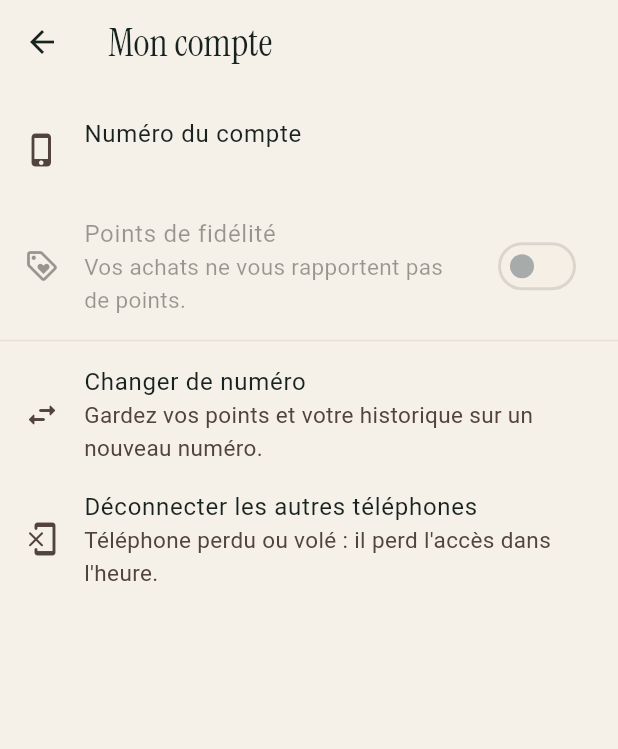
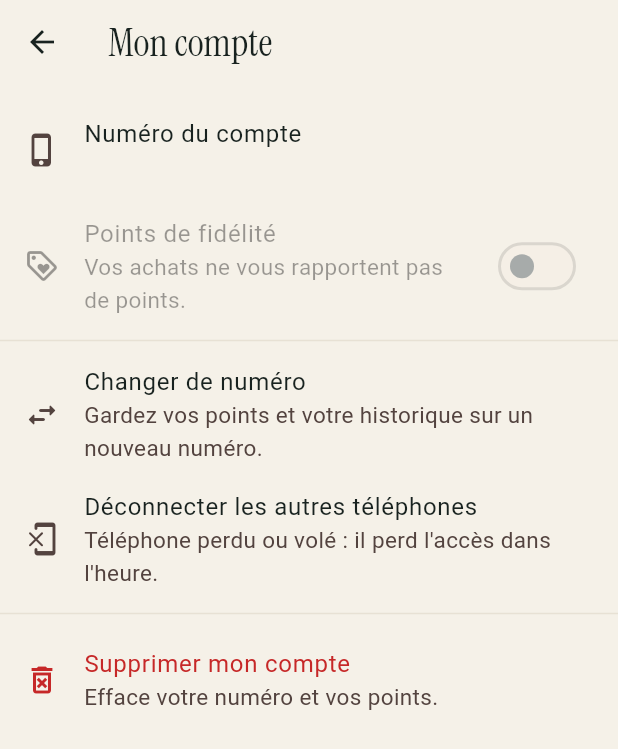
Before and after one commit to giss1408/djassa-App-user, a Flutter app: the AccountScreen screen opened directly, on a phone screen of 412 x 824 dp. Shown: the top 749 px of the screen. Run offline on Flutter 3.47's test engine with Material 3 defaults, Android fonts, the phone set to English and light mode, and no system bars; our stand-ins replace flutter_riverpod, flutter_secure_storage, video_player; missing offline and left inert: mobile_scanner; accounts and stored records are empty; network calls fail.

Commit message:
Let customers delete their account
Google Play requires that an app which creates accounts lets people delete
them. Compte → Supprimer mon compte asks for confirmation, calls
DELETE /api/account (number, points and sessions erased; the shops keep their
sales without the name), then signs out. The server's reason is shown when it
refuses: an unfinished layaway plan, or a number that belongs to a shop.

Co-Authored-By: Claude Opus 5.5 <noreply@anthropic.com>

```diff
--- a/lib/core/fidelia_api.dart
+++ b/lib/core/fidelia_api.dart
@@ -97,6 +97,10 @@ class FideliaApi {
   Future<void> giveLoyaltyConsent() => _client.putJson('/api/customer/loyalty-consent', body: {'consent_version': loyaltyConsentVersion});
 
   /// Withdraws consent: the server erases every point. Returns how many.
+  /// Deletes this account for good (fidelia-BE app/services/account_delete.py):
+  /// points and number erased, the shops' sales kept without the name.
+  Future<void> deleteAccount() async => _client.deleteJson('/api/account');
+
   Future<int> withdrawLoyaltyConsent() async => ((await _client.deleteJson('/api/customer/loyalty-consent'))['points_erased'] as int?) ?? 0;
 
   /// The WhatsApp link to the Fidelia team, or null while it is locked
--- a/lib/l10n/strings.dart
+++ b/lib/l10n/strings.dart
@@ -73,6 +73,13 @@ class Strings {
   static const signOutOthersHint = 'Téléphone perdu ou volé : il perd l\'accès dans l\'heure.';
   static const signOutOthersConfirm = 'Déconnecter tous les autres téléphones ?';
   static const signOutOthersDone = 'Les autres téléphones sont déconnectés.';
+  static const deleteAccount = 'Supprimer mon compte';
+  static const deleteAccountHint = 'Efface votre numéro et vos points.';
+  static const deleteAccountConfirm = 'Supprimer votre compte ?';
+  static const deleteAccountWarning =
+      'Votre numéro et tous vos points sont effacés, sans retour possible. Les commerçants gardent leurs ventes, sans votre nom.';
+  static const deleteAccountAction = 'Supprimer';
+  static const accountDeleted = 'Votre compte est supprimé.';
   static const lostNumber = 'Numéro perdu ?';
   static const lostNumberTitle = 'Récupérer mon compte';
   static const lostNumberIntro = 'Votre ancien numéro ne marche plus ? Vérifiez votre nouveau numéro, puis dites-nous qui vous êtes. Fidelia vérifie et transfère votre compte.';
```
Also changed, not shown: lib/features/account_screen.dart (+41 -0 lines).
